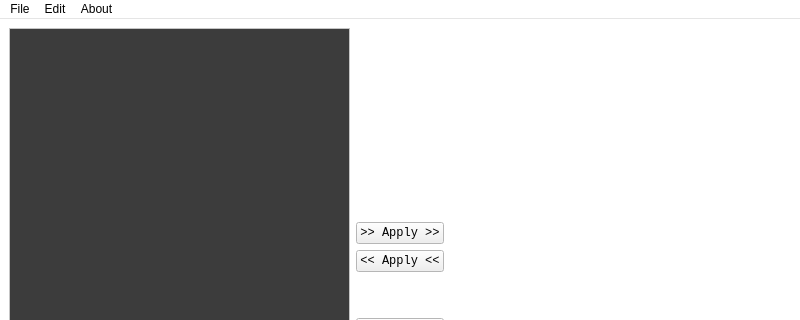
Before: the Qt Designer form ui/jsonEditor.ui in zzhhdaaa/json-editor-py, drawn with Qt 5; both pictures show x 0 to 800 and y 0 to 320 of the 800 by 600 pixel window.
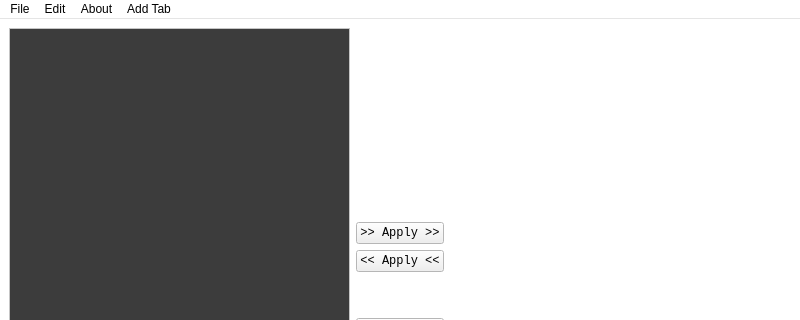
After: the same form once the commit is applied.

What changed in the file:
```diff
--- a/ui/jsonEditor.ui
+++ b/ui/jsonEditor.ui
@@ -425,9 +425,16 @@
     <addaction name="actionUser_Manual"/>
     <addaction name="actionDeveloper"/>
    </widget>
+   <widget class="QMenu" name="menuAdd_Tab">
+    <property name="title">
+     <string>Add Tab</string>
+    </property>
+    <addaction name="actionAdd_Tab"/>
+   </widget>
    <addaction name="menuFile"/>
    <addaction name="menuEdit"/>
    <addaction name="menuAbout"/>
+   <addaction name="menuAdd_Tab"/>
   </widget>
   <action name="actionOpen">
    <property name="text">
```
Left out of the diff: 5 changed lines with no effect on the pictures.
